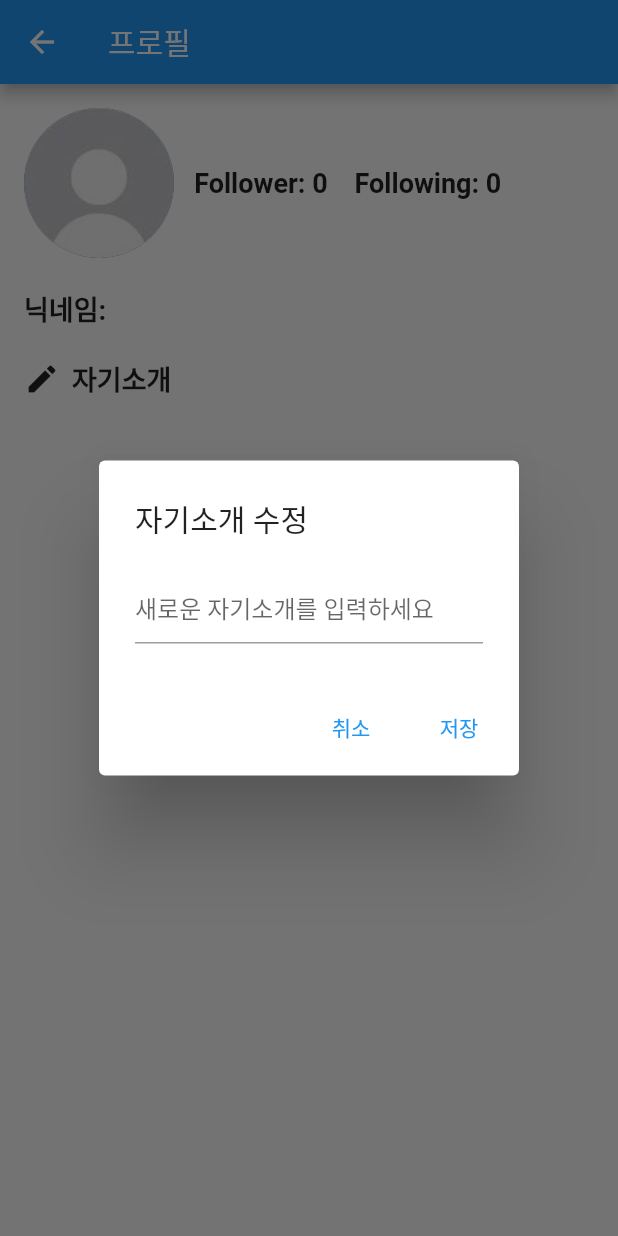
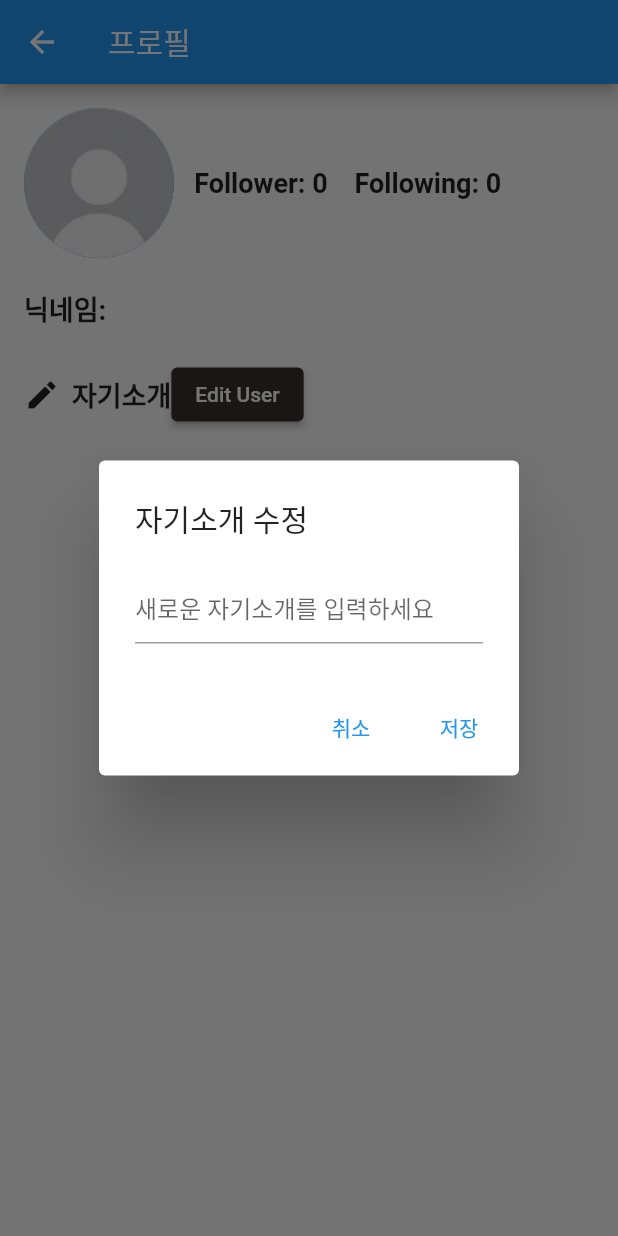
Before and after one commit to lcs9912/flutter_teamPro_indieSpot, a Flutter app: the Profile screen opened directly with empty values, after a tap on the "edit" icon, on a phone screen of 412 x 824 dp. Run offline on Flutter 3.47's test engine with Material 2 defaults, Android fonts, the phone set to English and light mode, and no system bars; our stand-ins replace cloud_firestore, firebase_core, firebase_storage, flutter_rating_bar, image_picker; missing offline and left inert: iamport_flutter; accounts and stored records are empty; Roboto replaces fonts that are missing (NotoSansKR).

Commit message:
개인정보수정 완 프로필 공사중

```diff
--- a/lib/profile.dart
+++ b/lib/profile.dart
@@ -1,5 +1,6 @@
 import 'package:flutter/material.dart';
 import 'package:cloud_firestore/cloud_firestore.dart';
+import 'package:indie_spot/userEdit.dart';
 
 class Profile extends StatefulWidget {
   final TextEditingController nicknameController;
@@ -38,7 +39,7 @@ class _ProfileState extends State<Profile> {
 
         if (snapshot.exists) {
           var nick = snapshot.data()!['nick'];
-          var introduction = snapshot.data()!['INTRODUCTION'];
+          var introduction = snapshot.data()!['introduction'];
           setState(() {
             _nickFromFirestore = nick;
             _introductionFromFirestore = introduction;
@@ -128,6 +129,7 @@ class _ProfileState extends State<Profile> {
       print('문서 업데이트 중 오류 발생: $e');
     }
   }
+
   Future<void> getIntroductionFromFirestore() async {
     try {
       if (widget.userId != null) {
@@ -193,6 +195,8 @@ class _ProfileState extends State<Profile> {
             SizedBox(height: 20),
             Row(
               children: [
+                Row(
+                  children: [
                     GestureDetector(
                       onTap: () {
                         // When the edit icon is tapped, show a dialog to edit the introduction
@@ -224,6 +228,9 @@ class _ProfileState extends State<Profile> {
                                       _introductionFromFirestore = introductionController.text;
                                     });
                                     Navigator.of(context).pop();
+
+                                    // Update Firestore
+                                    updateFirestore(context);
                                   },
                                 ),
                               ],
@@ -231,7 +238,7 @@ class _ProfileState extends State<Profile> {
                           },
                         );
                       },
-                  child: Icon(Icons.edit), // 연필 아이콘 추가
+                      child: Icon(Icons.edit),
                     ),
                     SizedBox(width: 8),
                     Text(
@@ -241,15 +248,35 @@ class _ProfileState extends State<Profile> {
                   ],
                 ),
                 Text(
-              _introductionFromFirestore ?? '', // Use ?? to provide a default value if it's null
+                  _introductionFromFirestore ?? '외않돼',
                   style: TextStyle(fontSize: 16),
                 ),
 
+
+
                 SizedBox(height: 20),
+            ElevatedButton(
+              onPressed: () {
+                // Navigate to userEdit.dart
+                Navigator.push(
+                  context,
+                  MaterialPageRoute(builder: (context) => UserEdit()),
+                );
+              },
+              child: Text(
+                'Edit User',
+                style: TextStyle(color: Colors.white), // Set text color to blue
+              ),
+              style: ElevatedButton.styleFrom(
+                primary: Color(0xFF392F31), // Set button color to your custom color
+              ),
+            ),
 
           ],
         ),
+     ]
       ),
+    )
     );
   }
 }
```
Lines whose indentation alone changed are shown as unchanged.
